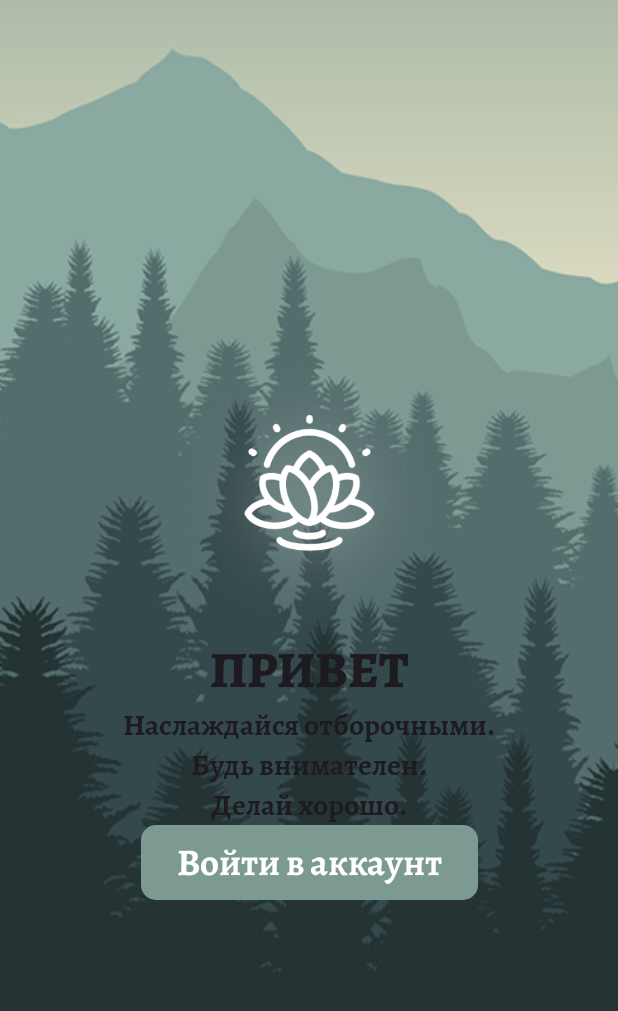
After one commit to DanilaSchetinkin/TaskPlayer, an Android app built with Jetpack Compose: the composable HelloScreen shown on its own in the app's theme, on a phone screen of 412 x 824 dp. The commit adds this screen. Shown: the top 1011 px of the screen. Run offline under Robolectric (Android 15) with nearby library versions, the phone set to English and light mode, and no system bars.

Commit message:
часть экрана загрузки

```diff
--- /dev/null
+++ b/app/src/main/java/com/example/taskplayer/screen/HelloScreen.kt
@@ -0,0 +1,56 @@
+package com.example.taskplayer.screen
+
+import androidx.compose.foundation.Image
+import androidx.compose.foundation.layout.Arrangement
+import androidx.compose.foundation.layout.Column
+import androidx.compose.foundation.layout.Row
+import androidx.compose.foundation.layout.fillMaxSize
+import androidx.compose.foundation.layout.height
+import androidx.compose.foundation.layout.size
+import androidx.compose.foundation.layout.width
+import androidx.compose.foundation.shape.RoundedCornerShape
+import androidx.compose.material3.Button
+import androidx.compose.material3.ButtonDefaults
+import androidx.compose.material3.Icon
+import androidx.compose.material3.Scaffold
+import androidx.compose.material3.Text
+import androidx.compose.runtime.Composable
+import androidx.compose.ui.Alignment
+import androidx.compose.ui.Modifier
+import androidx.compose.ui.graphics.Color
+import androidx.compose.ui.layout.ContentScale
+import androidx.compose.ui.res.painterResource
+import androidx.compose.ui.text.font.FontFamily
+import androidx.compose.ui.unit.dp
+import com.example.taskplayer.R
+import com.example.taskplayer.ui.theme.LightGreen
+import com.example.taskplayer.ui.theme.MediaTheme
+import com.example.taskplayer.ui.theme.mediafontFamily
+
+@Composable
+fun HelloScreen(){
+
+    Image(painter = painterResource(R.drawable.forest_les),
+        contentDescription = null,
+        Modifier.fillMaxSize(),
+        contentScale = ContentScale.Crop)
+
+
+    Column(modifier = Modifier.fillMaxSize(),
+        horizontalAlignment = Alignment.CenterHorizontally,
+        verticalArrangement = Arrangement.Center)
+    {
+        Image(painter = painterResource(R.drawable.logo),
+            contentDescription = null,
+            modifier = Modifier.size(height = 199.dp, width = 191.dp))
+
+            Text(text = "ПРИВЕТ", style = MediaTheme.typography.alegreyaBoldStart)
+            Text(text ="Наслаждайся отборочными.", style = MediaTheme.typography.alegreyaSans20)
+            Text(text = "Будь внимателен.", style = MediaTheme.typography.alegreyaSans20)
+            Text(text = "Делай хорошо.", style = MediaTheme.typography.alegreyaSans20)
+
+        Button(onClick = {}, colors =  ButtonDefaults.buttonColors(containerColor = LightGreen), shape = RoundedCornerShape(10.dp) ) {
+            Text(text = "Войти в аккаунт", style = MediaTheme.typography.alegreyaSans25)
+        }
+    }
+}
--- a/app/src/main/java/com/example/taskplayer/ui/theme/Color.kt
+++ b/app/src/main/java/com/example/taskplayer/ui/theme/Color.kt
@@ -9,3 +9,7 @@ val Pink80 = Color(0xFFEFB8C8)
 val Purple40 = Color(0xFF6650a4)
 val PurpleGrey40 = Color(0xFF625b71)
 val Pink40 = Color(0xFF7D5260)
+
+val DarkGreen = Color(0xFF253334)
+val Grey = Color(0xFFBEC2C2)
+val LightGreen = Color(0xFF7C9A92)
--- a/app/src/main/java/com/example/taskplayer/ui/theme/Theme.kt
+++ b/app/src/main/java/com/example/taskplayer/ui/theme/Theme.kt
@@ -61,8 +61,15 @@ val LocalMediaColors = staticCompositionLocalOf {
 }
 
 val mediafontFamily = FontFamily(
-    Font(R.font.Alegreya_Black, FontWeight.W500),
-    Font(R.font.Alegreya_Regular, FontWeight.W400)
+    Font(R.font.alegreya_extra_bold, FontWeight.W500),
+)
+
+val sansMediaFontFamily = FontFamily(
+    Font(R.font.alegreya_regular, FontWeight.W400)
+)
+
+val sansMediaFontFamily500 = FontFamily(
+    Font(R.font.alegreya_bold, FontWeight.W500)
 )
 
 @Composable
@@ -77,23 +84,30 @@ fun MediaTheme( content: @Composable ()-> Unit){
         alegreyaBoldStart = TextStyle(fontFamily = mediafontFamily, fontWeight = FontWeight.W500, fontSize = 34.sp),
         alegreyaBoldTittle = TextStyle(fontFamily = mediafontFamily, fontWeight = FontWeight.W500, fontSize = 30.sp),
         alegreya25 = TextStyle(fontFamily = mediafontFamily, fontWeight = FontWeight.W500, fontSize = 25.sp ),
-        alegreyaSans25 = TextStyle(fontFamily = mediafontFamily, fontWeight = FontWeight.W500, fontSize = 25.sp),
-        alegreyaSans22 = TextStyle(fontFamily = mediafontFamily, fontWeight = FontWeight.W400, fontSize = 22.sp),
-        alegreyaSans20 = TextStyle(fontFamily = mediafontFamily, fontWeight = FontWeight.W500, fontSize = 20.sp),
-        alegreyaSans20400 = TextStyle(fontFamily = mediafontFamily, fontWeight = FontWeight.W400, fontSize = 20.sp),
-        alegreyaSans18 = TextStyle(fontFamily = mediafontFamily, fontWeight = FontWeight.W400, fontSize = 18.sp),
-        alegreyaSans15 = TextStyle(fontFamily = mediafontFamily, fontWeight = FontWeight.W500, fontSize = 15.sp),
-        alegreyaSans12 = TextStyle(fontFamily = mediafontFamily, fontWeight = FontWeight.W400, fontSize = 12.sp)
+        alegreyaSans25 = TextStyle(fontFamily = sansMediaFontFamily500, fontWeight = FontWeight.W500, fontSize = 25.sp),
+        alegreyaSans22 = TextStyle(fontFamily = sansMediaFontFamily, fontWeight = FontWeight.W400, fontSize = 22.sp),
+        alegreyaSans20 = TextStyle(fontFamily = sansMediaFontFamily500, fontWeight = FontWeight.W500, fontSize = 20.sp),
+        alegreyaSans20400 = TextStyle(fontFamily = sansMediaFontFamily, fontWeight = FontWeight.W400, fontSize = 20.sp),
+        alegreyaSans18 = TextStyle(fontFamily = sansMediaFontFamily, fontWeight = FontWeight.W400, fontSize = 18.sp),
+        alegreyaSans15 = TextStyle(fontFamily = sansMediaFontFamily500, fontWeight = FontWeight.W500, fontSize = 15.sp),
+        alegreyaSans12 = TextStyle(fontFamily = sansMediaFontFamily, fontWeight = FontWeight.W400, fontSize = 12.sp)
     )
 
-    CompositionLocalProvider() {
-        LocalMediaColors provides mediaColors
+    CompositionLocalProvider(
+        LocalMediaColors provides mediaColors,
+        LocalMediaTypography provides mediaTypography)
+    {
+        content()
     }
-    content()
+
 }
 
 object MediaTheme{
     val colors: MediaColors
     @Composable
     get() = LocalMediaColors.current
+
+    val  typography: MediaTextStyle
+    @Composable
+    get() = LocalMediaTypography.current
 }
```
Also changed, not shown: app/src/main/java/com/example/taskplayer/MainActivity.kt (+5 -24 lines), app/src/main/res/drawable/background.jpg (added), app/src/main/res/drawable/forest_les.jpg (added), app/src/main/res/drawable/logo.png (added), app/src/main/res/drawable/logojpg.jpg (added), app/src/main/res/font/alegreya_black.ttf (renamed from app/src/main/res/font/Alegreya_Black.ttf), app/src/main/res/font/alegreya_black_italic.ttf (renamed from app/src/main/res/font/Alegreya_BlackItalic.ttf), app/src/main/res/font/alegreya_bold.ttf (renamed from app/src/main/res/font/Alegreya_Bold.ttf), app/src/main/res/font/alegreya_bold_italic.ttf (renamed from app/src/main/res/font/Alegreya_BoldItalic.ttf), app/src/main/res/font/alegreya_extra_bold.ttf (renamed from app/src/main/res/font/Alegreya_ExtraBold.ttf), app/src/main/res/font/alegreya_extrabold_italic.ttf (renamed from app/src/main/res/font/Alegreya_ExtraBoldItalic.ttf), app/src/main/res/font/alegreya_italic.ttf (renamed from app/src/main/res/font/Alegreya_Italic.ttf), app/src/main/res/font/alegreya_medium.ttf (renamed from app/src/main/res/font/Alegreya_Medium.ttf), app/src/main/res/font/alegreya_medium_italic.ttf (renamed from app/src/main/res/font/Alegreya_MediumItalic.ttf), 1 more files.
